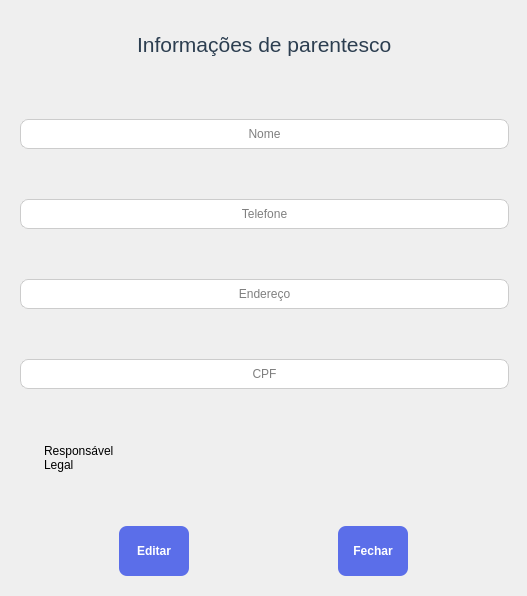
The window that App/view/ui/parentInfo.ui (Caiquef80/Gerenciamento-Escolar) describes before a commit, drawn with Qt 5.
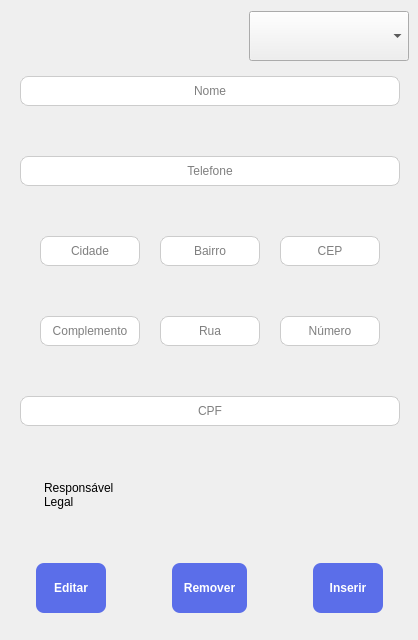
The same window after the commit. Icons and pictures are not drawn.

Patch:
```diff
--- a/App/view/ui/parentInfo.ui
+++ b/App/view/ui/parentInfo.ui
@@ -6,8 +6,8 @@
    <rect>
     <x>0</x>
     <y>0</y>
-    <width>527</width>
-    <height>596</height>
+    <width>418</width>
+    <height>640</height>
    </rect>
   </property>
   <property name="windowTitle">
@@ -17,6 +17,9 @@
    <iconset>
     <normaloff>imagens/68045.png</normaloff>imagens/68045.png</iconset>
   </property>
+  <property name="layoutDirection">
+   <enum>Qt::LeftToRight</enum>
+  </property>
   <property name="styleSheet">
    <string notr="true">QLabel{
  font-family: &quot;Segoe UI&quot;, &quot;Arial&quot;, sans-serif;
@@ -52,14 +55,47 @@
 }
 
 QPushButton:pressed {
-    background-color: #3f50c7;  
-}</string>
+    background-color: #3d8b40;
+}
+
+#btnExcluir {
+background-color: #ff0000;
+}
+</string>
   </property>
   <layout class="QGridLayout" name="gridLayout">
    <property name="rightMargin">
     <number>9</number>
    </property>
-   <item row="0" column="0">
+   <item row="0" column="0" alignment="Qt::AlignRight">
+    <widget class="QComboBox" name="comboBox">
+     <property name="minimumSize">
+      <size>
+       <width>160</width>
+       <height>20</height>
+      </size>
+     </property>
+     <property name="maximumSize">
+      <size>
+       <width>200</width>
+       <height>50</height>
+      </size>
+     </property>
+     <property name="layoutDirection">
+      <enum>Qt::LeftToRight</enum>
+     </property>
+     <property name="autoFillBackground">
+      <bool>true</bool>
+     </property>
+     <property name="currentText">
+      <string/>
+     </property>
+     <property name="sizeAdjustPolicy">
+      <enum>QComboBox::AdjustToContentsOnFirstShow</enum>
+     </property>
+    </widget>
+   </item>
+   <item row="1" column="0">
     <layout class="QHBoxLayout" name="horizontalLayout">
      <item>
       <widget class="QWidget" name="widget" native="true">
@@ -71,18 +107,7 @@
          <number>50</number>
         </property>
         <item>
-         <layout class="QVBoxLayout" name="verticalLayout_3">
-          <item alignment="Qt::AlignHCenter">
-           <widget class="QLabel" name="label">
-            <property name="text">
-             <string>&lt;html&gt;&lt;head/&gt;&lt;body&gt;&lt;p&gt;&lt;span style=&quot; font-size:16pt; font-weight:400;&quot;&gt;Informações de parentesco&lt;/span&gt;&lt;/p&gt;&lt;/body&gt;&lt;/html&gt;</string>
-            </property>
-           </widget>
-          </item>
-         </layout>
-        </item>
-        <item>
-         <widget class="QLineEdit" name="lineEdit">
+         <widget class="QLineEdit" name="nome">
           <property name="alignment">
            <set>Qt::AlignCenter</set>
           </property>
@@ -102,17 +127,216 @@
          </widget>
         </item>
         <item>
-         <widget class="QLineEdit" name="lineEdit_3">
-          <property name="alignment">
-           <set>Qt::AlignCenter</set>
+         <layout class="QHBoxLayout" name="horizontalLayout_4">
+          <property name="spacing">
+           <number>0</number>
           </property>
-          <property name="placeholderText">
-           <string>Endereço</string>
+          <property name="rightMargin">
+           <number>0</number>
           </property>
-         </widget>
+          <item>
+           <widget class="QLineEdit" name="cidade">
+            <property name="enabled">
+             <bool>true</bool>
+            </property>
+            <property name="minimumSize">
+             <size>
+              <width>100</width>
+              <height>0</height>
+             </size>
+            </property>
+            <property name="maximumSize">
+             <size>
+              <width>100</width>
+              <height>16777215</height>
+             </size>
+            </property>
+            <property name="maxLength">
+             <number>30000</number>
+            </property>
+            <property name="echoMode">
+             <enum>QLineEdit::Normal</enum>
+            </property>
+            <property name="alignment">
+             <set>Qt::AlignCenter</set>
+            </property>
+            <property name="placeholderText">
+             <string>Cidade</string>
+            </property>
+           </widget>
+          </item>
+          <item>
+           <widget class="QLineEdit" name="bairro">
+            <property name="enabled">
+             <bool>true</bool>
+            </property>
+            <property name="minimumSize">
+             <size>
+              <width>100</width>
+              <height>20</height>
+             </size>
+            </property>
+            <property name="maximumSize">
+             <size>
+              <width>100</width>
+              <height>16777215</height>
+             </size>
+            </property>
+            <property name="maxLength">
+             <number>30000</number>
+            </property>
+            <property name="echoMode">
+             <enum>QLineEdit::Normal</enum>
+            </property>
+            <property name="alignment">
+             <set>Qt::AlignCenter</set>
+            </property>
+            <property name="placeholderText">
+             <string>Bairro</string>
+            </property>
+           </widget>
+          </item>
+          <item>
+           <widget class="QLineEdit" name="cep">
+            <property name="enabled">
+             <bool>true</bool>
+            </property>
+            <property name="minimumSize">
+             <size>
+              <width>100</width>
+              <height>0</height>
+             </size>
+            </property>
+            <property name="maximumSize">
+             <size>
+              <width>100</width>
+              <height>16777215</height>
+             </size>
+            </property>
+            <property name="maxLength">
+             <number>30000</number>
+            </property>
+            <property name="echoMode">
+             <enum>QLineEdit::Normal</enum>
+            </property>
+            <property name="alignment">
+             <set>Qt::AlignCenter</set>
+            </property>
+            <property name="placeholderText">
+             <string>CEP</string>
+            </property>
+           </widget>
+          </item>
+         </layout>
         </item>
         <item>
-         <widget class="QLineEdit" name="lineEdit_4">
+         <layout class="QHBoxLayout" name="horizontalLayout_6">
+          <property name="spacing">
+           <number>0</number>
+          </property>
+          <property name="leftMargin">
+           <number>0</number>
+          </property>
+          <property name="rightMargin">
+           <number>0</number>
+          </property>
+          <item>
+           <widget class="QLineEdit" name="complemento">
+            <property name="enabled">
+             <bool>true</bool>
+            </property>
+            <property name="minimumSize">
+             <size>
+              <width>100</width>
+              <height>0</height>
+             </size>
+            </property>
+            <property name="maximumSize">
+             <size>
+              <width>100</width>
+              <height>16777215</height>
+             </size>
+            </property>
+            <property name="maxLength">
+             <number>30000</number>
+            </property>
+            <property name="echoMode">
+             <enum>QLineEdit::Normal</enum>
+            </property>
+            <property name="alignment">
+             <set>Qt::AlignCenter</set>
+            </property>
+            <property name="placeholderText">
+             <string>Complemento</string>
+            </property>
+           </widget>
+          </item>
+          <item>
+           <widget class="QLineEdit" name="rua">
+            <property name="enabled">
+             <bool>true</bool>
+            </property>
+            <property name="minimumSize">
+             <size>
+              <width>100</width>
+              <height>0</height>
+             </size>
+            </property>
+            <property name="maximumSize">
+             <size>
+              <width>100</width>
+              <height>16777215</height>
+             </size>
+            </property>
+            <property name="maxLength">
+             <number>30000</number>
+            </property>
+            <property name="echoMode">
+             <enum>QLineEdit::Normal</enum>
+            </property>
+            <property name="alignment">
+             <set>Qt::AlignCenter</set>
+            </property>
+            <property name="placeholderText">
+             <string>Rua</string>
+            </property>
+           </widget>
+          </item>
+          <item>
+           <widget class="QLineEdit" name="numero">
+            <property name="enabled">
+             <bool>true</bool>
+            </property>
+            <property name="minimumSize">
+             <size>
+              <width>100</width>
+              <height>0</height>
+             </size>
+            </property>
+            <property name="maximumSize">
+             <size>
+              <width>100</width>
+              <height>16777215</height>
+             </size>
+            </property>
+            <property name="maxLength">
+             <number>30000</number>
+            </property>
+            <property name="echoMode">
+             <enum>QLineEdit::Normal</enum>
+            </property>
+            <property name="alignment">
+             <set>Qt::AlignCenter</set>
+            </property>
+            <property name="placeholderText">
+             <string>Número</string>
+            </property>
+           </widget>
+          </item>
+         </layout>
+        </item>
+        <item>
+         <widget class="QLineEdit" name="cpf">
           <property name="alignment">
            <set>Qt::AlignCenter</set>
           </property>
@@ -175,7 +399,32 @@
            <widget class="QPushButton" name="pushButton">
             <property name="minimumSize">
              <size>
+              <width>75</width>
+              <height>50</height>
+             </size>
+            </property>
+            <property name="maximumSize">
+             <size>
               <width>70</width>
+              <height>16777215</height>
+             </size>
+            </property>
+            <property name="text">
+             <string>Remover</string>
+            </property>
+            <property name="iconSize">
+             <size>
+              <width>16</width>
+              <height>16</height>
+             </size>
+            </property>
+           </widget>
+          </item>
+          <item>
+           <widget class="QPushButton" name="btnInserir">
+            <property name="minimumSize">
+             <size>
+              <width>70</width>
               <height>50</height>
              </size>
             </property>
@@ -186,7 +435,7 @@
              </size>
             </property>
             <property name="text">
-             <string>Fechar</string>
+             <string>Inserir</string>
             </property>
            </widget>
           </item>
```
Left out of the diff: 8 changed lines with no effect on the pictures.
